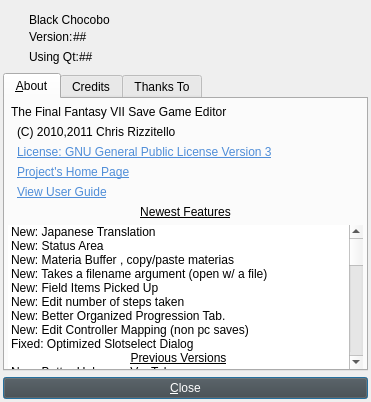
The window that about.ui (sithlord48/blackchocobo) describes before a commit, drawn with Qt 5.
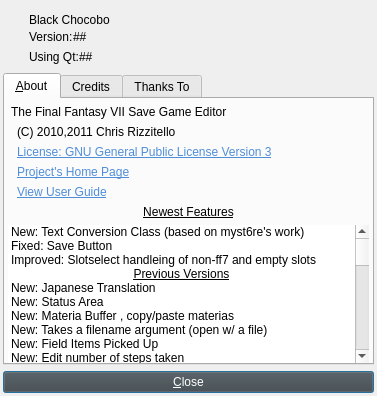
The same window after the commit. Icons and pictures are not drawn.

Commit message: lupdate, Text::ff7() should now covert back to japanese correctly! based on hyne's convertor , thanks again myst6re.

```diff
--- a/about.ui
+++ b/about.ui
@@ -9,8 +9,8 @@
    <rect>
     <x>0</x>
     <y>0</y>
-    <width>371</width>
-    <height>402</height>
+    <width>377</width>
+    <height>396</height>
    </rect>
   </property>
   <property name="sizePolicy">
@@ -496,6 +496,36 @@
          <property name="wordWrap">
           <bool>true</bool>
          </property>
+         <item>
+          <property name="text">
+           <string>New: Text Conversion Class (based on myst6re's work) </string>
+          </property>
+         </item>
+         <item>
+          <property name="text">
+           <string>Fixed: Save Button</string>
+          </property>
+         </item>
+         <item>
+          <property name="text">
+           <string>Improved: Slotselect handleing of non-ff7 and empty slots</string>
+          </property>
+         </item>
+         <item>
+          <property name="text">
+           <string>Previous Versions</string>
+          </property>
+          <property name="font">
+           <font>
+            <weight>50</weight>
+            <bold>false</bold>
+            <underline>true</underline>
+           </font>
+          </property>
+          <property name="textAlignment">
+           <set>AlignHCenter|AlignVCenter|AlignCenter</set>
+          </property>
+         </item>
          <item>
           <property name="text">
            <string>New: Japanese Translation</string>
@@ -541,21 +571,6 @@
            <string>Fixed: Optimized Slotselect Dialog</string>
           </property>
          </item>
-         <item>
-          <property name="text">
-           <string>Previous Versions</string>
-          </property>
-          <property name="font">
-           <font>
-            <weight>50</weight>
-            <bold>false</bold>
-            <underline>true</underline>
-           </font>
-          </property>
-          <property name="textAlignment">
-           <set>AlignHCenter|AlignVCenter|AlignCenter</set>
-          </property>
-         </item>
          <item>
           <property name="text">
            <string>New: Better Unknown Var Tab.</string>
```
Left out of the diff: 2 changed lines with no effect on the pictures. The commit also changes 9 other files.
